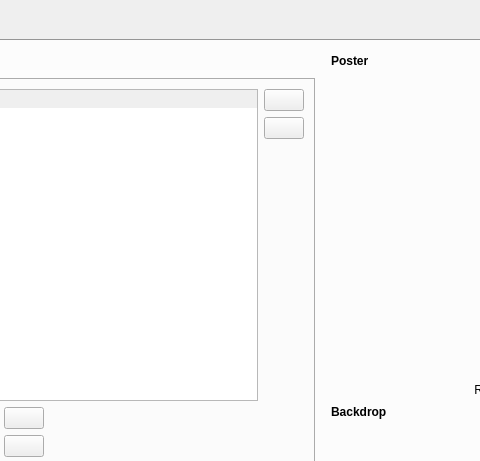
Above: TvShowWidgetTvShow.ui from Komet/MediaElch before the change; both pictures show x 391 to 871 and y 0 to 461 of the 954 by 762 pixel window. Below: the same form after it.
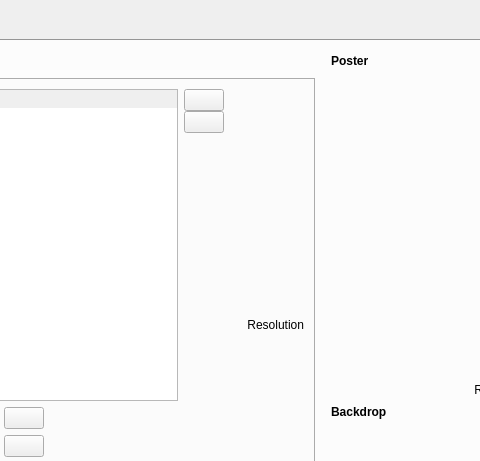
That is the form after the change. The open tabs and pages were chosen to show the change. Icons and pictures are not drawn. Custom widgets are drawn as their Qt base class.

Commit message: Fixes #12 Manage actor images

Diff of the .ui file:
```diff
--- a/TvShowWidgetTvShow.ui
+++ b/TvShowWidgetTvShow.ui
@@ -287,7 +287,7 @@
            </layout>
           </item>
           <item row="0" column="1">
-           <layout class="QHBoxLayout" name="horizontalLayout_3">
+           <layout class="QHBoxLayout" name="horizontalLayout_3" stretch="1,0">
             <item>
              <widget class="QTableWidget" name="actors">
               <property name="editTriggers">
@@ -313,6 +313,11 @@
             </item>
             <item>
              <layout class="QVBoxLayout" name="verticalLayout_9">
+              <property name="spacing">
+               <number>0</number>
+              </property>
+              <item>
+               <layout class="QHBoxLayout" name="horizontalLayout_8">
               <item>
                <widget class="QPushButton" name="buttonAddActor">
                 <property name="toolTip">
@@ -328,6 +333,23 @@
                </widget>
               </item>
               <item>
+                 <spacer name="horizontalSpacer_3">
+                  <property name="orientation">
+                   <enum>Qt::Horizontal</enum>
+                  </property>
+                  <property name="sizeHint" stdset="0">
+                   <size>
+                    <width>40</width>
+                    <height>20</height>
+                   </size>
+                  </property>
+                 </spacer>
+                </item>
+               </layout>
+              </item>
+              <item>
+               <layout class="QHBoxLayout" name="horizontalLayout_7">
+                <item>
                <widget class="QPushButton" name="buttonRemoveActor">
                 <property name="toolTip">
                  <string>Remove Actor</string>
@@ -338,6 +360,78 @@
                 <property name="icon">
                  <iconset resource="MediaElch.qrc">
                   <normaloff>:/img/minus.png</normaloff>:/img/minus.png</iconset>
+                  </property>
+                 </widget>
+                </item>
+                <item>
+                 <spacer name="horizontalSpacer_2">
+                  <property name="orientation">
+                   <enum>Qt::Horizontal</enum>
+                  </property>
+                  <property name="sizeHint" stdset="0">
+                   <size>
+                    <width>40</width>
+                    <height>20</height>
+                   </size>
+                  </property>
+                 </spacer>
+                </item>
+               </layout>
+              </item>
+              <item>
+               <spacer name="verticalSpacer">
+                <property name="orientation">
+                 <enum>Qt::Vertical</enum>
+                </property>
+                <property name="sizeType">
+                 <enum>QSizePolicy::Fixed</enum>
+                </property>
+                <property name="sizeHint" stdset="0">
+                 <size>
+                  <width>20</width>
+                  <height>5</height>
+                 </size>
+                </property>
+               </spacer>
+              </item>
+              <item>
+               <widget class="MyLabel" name="actor">
+                <property name="minimumSize">
+                 <size>
+                  <width>120</width>
+                  <height>180</height>
+                 </size>
+                </property>
+                <property name="maximumSize">
+                 <size>
+                  <width>120</width>
+                  <height>180</height>
+                 </size>
+                </property>
+                <property name="cursor">
+                 <cursorShape>PointingHandCursor</cursorShape>
+                </property>
+                <property name="toolTip">
+                 <string>Click to change</string>
+                </property>
+                <property name="text">
+                 <string/>
+                </property>
+                <property name="pixmap">
+                 <pixmap resource="MediaElch.qrc">:/img/man.png</pixmap>
+                </property>
+                <property name="alignment">
+                 <set>Qt::AlignCenter</set>
+                </property>
+               </widget>
+              </item>
+              <item>
+               <widget class="MyLabel" name="actorResolution">
+                <property name="text">
+                 <string>Resolution</string>
+                </property>
+                <property name="alignment">
+                 <set>Qt::AlignRight|Qt::AlignTrailing|Qt::AlignVCenter</set>
                 </property>
                </widget>
               </item>
```
Left out of the diff: 2 changed lines with no effect on the pictures. Lines whose indentation alone changed are shown as unchanged. The commit also changes 12 other files.
